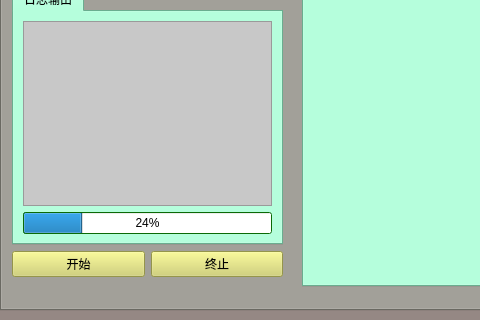
The window that develop.ui (cgsdfc/object-detection-ui) describes before a commit, drawn with Qt 5; both pictures show x 0 to 480 and y 90 to 410 of the 642 by 410 pixel window.
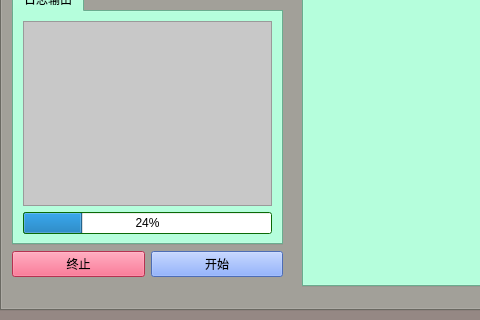
The same window after the commit. The open tabs and pages were chosen to show the change. Icons and pictures are not drawn.

```diff
--- a/develop.ui
+++ b/develop.ui
@@ -4989,16 +4989,6 @@
        </item>
        <item>
         <layout class="QHBoxLayout" name="horizontalLayout_12">
-         <item>
-          <widget class="QPushButton" name="pb_train_start">
-           <property name="styleSheet">
-            <string notr="true">background-color: rgb(209, 209, 104);</string>
-           </property>
-           <property name="text">
-            <string>开始</string>
-           </property>
-          </widget>
-         </item>
          <item>
           <widget class="QPushButton" name="pb_train_stop">
            <property name="palette">
@@ -5007,27 +4997,27 @@
               <colorrole role="Button">
                <brush brushstyle="SolidPattern">
                 <color alpha="255">
-                 <red>209</red>
-                 <green>209</green>
-                 <blue>104</blue>
+                 <red>255</red>
+                 <green>70</green>
+                 <blue>113</blue>
                 </color>
                </brush>
               </colorrole>
               <colorrole role="Base">
                <brush brushstyle="SolidPattern">
                 <color alpha="255">
-                 <red>209</red>
-                 <green>209</green>
-                 <blue>104</blue>
+                 <red>255</red>
+                 <green>70</green>
+                 <blue>113</blue>
                 </color>
                </brush>
               </colorrole>
               <colorrole role="Window">
                <brush brushstyle="SolidPattern">
                 <color alpha="255">
-                 <red>209</red>
-                 <green>209</green>
-                 <blue>104</blue>
+                 <red>255</red>
+                 <green>70</green>
+                 <blue>113</blue>
                 </color>
                </brush>
               </colorrole>
@@ -5036,27 +5026,27 @@
               <colorrole role="Button">
                <brush brushstyle="SolidPattern">
                 <color alpha="255">
-                 <red>209</red>
-                 <green>209</green>
-                 <blue>104</blue>
+                 <red>255</red>
+                 <green>70</green>
+                 <blue>113</blue>
                 </color>
                </brush>
               </colorrole>
               <colorrole role="Base">
                <brush brushstyle="SolidPattern">
                 <color alpha="255">
-                 <red>209</red>
-                 <green>209</green>
-                 <blue>104</blue>
+                 <red>255</red>
+                 <green>70</green>
+                 <blue>113</blue>
                 </color>
                </brush>
               </colorrole>
               <colorrole role="Window">
                <brush brushstyle="SolidPattern">
                 <color alpha="255">
-                 <red>209</red>
-                 <green>209</green>
-                 <blue>104</blue>
+                 <red>255</red>
+                 <green>70</green>
+                 <blue>113</blue>
                 </color>
                </brush>
               </colorrole>
@@ -5065,27 +5055,27 @@
               <colorrole role="Button">
                <brush brushstyle="SolidPattern">
                 <color alpha="255">
-                 <red>209</red>
-                 <green>209</green>
-                 <blue>104</blue>
+                 <red>255</red>
+                 <green>70</green>
+                 <blue>113</blue>
                 </color>
                </brush>
               </colorrole>
               <colorrole role="Base">
                <brush brushstyle="SolidPattern">
                 <color alpha="255">
-                 <red>209</red>
-                 <green>209</green>
-                 <blue>104</blue>
+                 <red>255</red>
+                 <green>70</green>
+                 <blue>113</blue>
                 </color>
                </brush>
               </colorrole>
               <colorrole role="Window">
                <brush brushstyle="SolidPattern">
                 <color alpha="255">
-                 <red>209</red>
-                 <green>209</green>
-                 <blue>104</blue>
+                 <red>255</red>
+                 <green>70</green>
+                 <blue>113</blue>
                 </color>
                </brush>
               </colorrole>
@@ -5093,13 +5083,114 @@
             </palette>
            </property>
            <property name="styleSheet">
-            <string notr="true">background-color: rgb(209, 209, 104);</string>
+            <string notr="true">background-color: rgb(255, 70, 113)</string>
            </property>
            <property name="text">
             <string>终止</string>
            </property>
           </widget>
          </item>
+         <item>
+          <widget class="QPushButton" name="pb_train_start">
+           <property name="palette">
+            <palette>
+             <active>
+              <colorrole role="Button">
+               <brush brushstyle="SolidPattern">
+                <color alpha="255">
+                 <red>108</red>
+                 <green>152</green>
+                 <blue>255</blue>
+                </color>
+               </brush>
+              </colorrole>
+              <colorrole role="Base">
+               <brush brushstyle="SolidPattern">
+                <color alpha="255">
+                 <red>108</red>
+                 <green>152</green>
+                 <blue>255</blue>
+                </color>
+               </brush>
+              </colorrole>
+              <colorrole role="Window">
+               <brush brushstyle="SolidPattern">
+                <color alpha="255">
+                 <red>108</red>
+                 <green>152</green>
+                 <blue>255</blue>
+                </color>
+               </brush>
+              </colorrole>
+             </active>
+             <inactive>
+              <colorrole role="Button">
+               <brush brushstyle="SolidPattern">
+                <color alpha="255">
+                 <red>108</red>
+                 <green>152</green>
+                 <blue>255</blue>
+                </color>
+               </brush>
+              </colorrole>
+              <colorrole role="Base">
+               <brush brushstyle="SolidPattern">
+                <color alpha="255">
+                 <red>108</red>
+                 <green>152</green>
+                 <blue>255</blue>
+                </color>
+               </brush>
+              </colorrole>
+              <colorrole role="Window">
+               <brush brushstyle="SolidPattern">
+                <color alpha="255">
+                 <red>108</red>
+                 <green>152</green>
+                 <blue>255</blue>
+                </color>
+               </brush>
+              </colorrole>
+             </inactive>
+             <disabled>
+              <colorrole role="Button">
+               <brush brushstyle="SolidPattern">
+                <color alpha="255">
+                 <red>108</red>
+                 <green>152</green>
+                 <blue>255</blue>
+                </color>
+               </brush>
+              </colorrole>
+              <colorrole role="Base">
+               <brush brushstyle="SolidPattern">
+                <color alpha="255">
+                 <red>108</red>
+                 <green>152</green>
+                 <blue>255</blue>
+                </color>
+               </brush>
+              </colorrole>
+              <colorrole role="Window">
+               <brush brushstyle="SolidPattern">
+                <color alpha="255">
+                 <red>108</red>
+                 <green>152</green>
+                 <blue>255</blue>
+                </color>
+               </brush>
+              </colorrole>
+             </disabled>
+            </palette>
+           </property>
+           <property name="styleSheet">
+            <string notr="true">background-color:rgb(108, 152, 255)</string>
+           </property>
+           <property name="text">
+            <string>开始</string>
+           </property>
+          </widget>
+         </item>
         </layout>
        </item>
       </layout>
```
Left out of the diff: 2 changed lines with no effect on the pictures.
